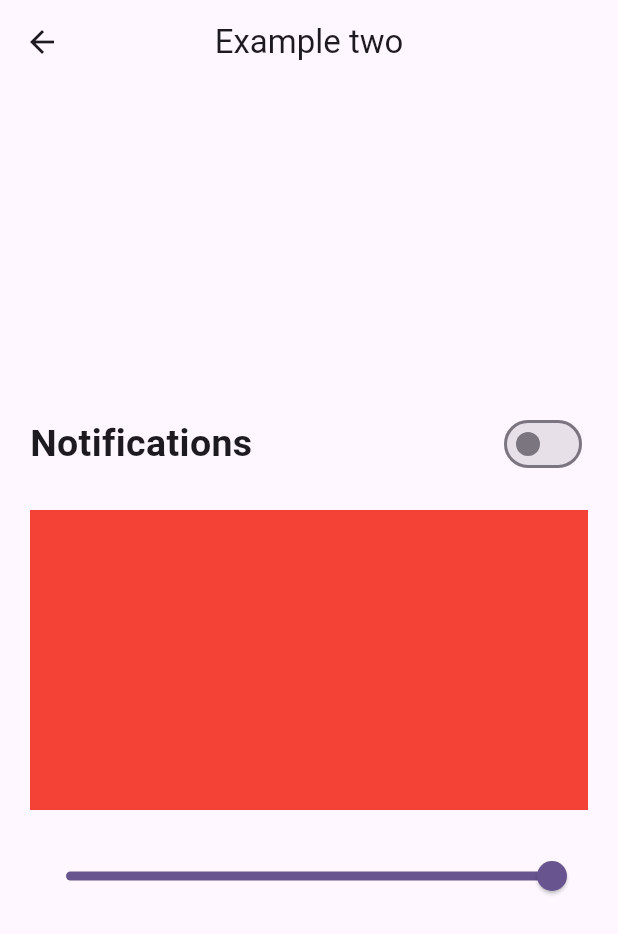
After one commit to saliq03/Bloc_Practice, a Flutter app: the SwitchScreen screen opened directly, on a phone screen of 412 x 824 dp. The commit adds this screen. Shown: the top 934 px of the screen. Run offline on Flutter 3.47's test engine with Material 3 defaults, Android fonts, the phone set to English and light mode, and no system bars; our stand-ins replace bloc, equatable, flutter_bloc.

Commit message:
second example multi states

```diff
--- /dev/null
+++ b/lib/bloc/switch_bloc/switch_bloc.dart
@@ -0,0 +1,18 @@
+import 'package:bloc/bloc.dart';
+import 'package:untitled/bloc/switch_bloc/switch_event.dart';
+import 'package:untitled/bloc/switch_bloc/switch_state.dart';
+
+class SwitchBloc extends Bloc<SwitchEvent, SwitchState>{
+  SwitchBloc():super(SwitchState()){
+    on<EnableOrDisableNotification>(_enableOrDisableNotification);
+    on<SliderEvent>(_slider);
+  }
+
+  void _enableOrDisableNotification(EnableOrDisableNotification event,Emitter<SwitchState> emit){
+    emit(state.copyWith(isSwitch: !state.isSwitch));
+  }
+  void _slider(SliderEvent event,Emitter<SwitchState> emit){
+    emit(state.copyWith(slider: event.slider));
+  }
+
+}
--- /dev/null
+++ b/lib/bloc/switch_bloc/switch_event.dart
@@ -0,0 +1,15 @@
+import 'package:equatable/equatable.dart';
+
+abstract  class SwitchEvent extends Equatable{
+  const SwitchEvent();
+  @override
+  List<Object?> get props => [];
+}
+class EnableOrDisableNotification extends SwitchEvent{}
+class SliderEvent extends SwitchEvent{
+  double slider;
+  SliderEvent({required this.slider});
+
+  @override
+  List<Object?> get props => [slider];
+}
--- /dev/null
+++ b/lib/bloc/switch_bloc/switch_state.dart
@@ -0,0 +1,19 @@
+import 'package:equatable/equatable.dart';
+
+class SwitchState extends Equatable{
+  bool isSwitch;
+  double slider;
+
+  SwitchState({this.isSwitch=false,this.slider=1.0});
+
+  SwitchState copyWith({bool? isSwitch, double? slider}){
+    return SwitchState(isSwitch: isSwitch??this.isSwitch,
+      slider: slider??this.slider
+    );
+  }
+
+  @override
+  // TODO: implement props
+  List<Object?> get props => [isSwitch,slider];
+
+}
--- a/lib/main.dart
+++ b/lib/main.dart
@@ -2,6 +2,7 @@
 import 'package:flutter/material.dart';
 import 'package:flutter_bloc/flutter_bloc.dart';
 import 'package:untitled/bloc/counter/counter_bloc.dart';
+import 'package:untitled/bloc/switch_bloc/switch_bloc.dart';
 import 'package:untitled/ui/counter_screen.dart';
 
 void main() {
@@ -14,8 +15,11 @@ class MyApp extends StatelessWidget {
   // This widget is the root of your application.
   @override
   Widget build(BuildContext context) {
-    return BlocProvider(
-      create: (_)=> CounterBloc(),
+    return MultiBlocProvider(
+      providers: [
+        BlocProvider(create: (_)=> SwitchBloc()),
+        BlocProvider(create: (_)=> CounterBloc()),
+      ],
       child: MaterialApp(
         title: 'Bloc Practice',
         debugShowCheckedModeBanner: false,
--- a/lib/ui/counter_screen.dart
+++ b/lib/ui/counter_screen.dart
@@ -4,6 +4,7 @@ import 'package:flutter_bloc/flutter_bloc.dart';
 import 'package:untitled/bloc/counter/counter_bloc.dart';
 import 'package:untitled/bloc/counter/counter_event.dart';
 import 'package:untitled/bloc/counter/counter_state.dart';
+import 'package:untitled/ui/switch.dart';
 
 import '../equitable_package.dart';
 
@@ -46,11 +47,7 @@ class _CounterScreenState extends State<CounterScreen> {
       ),
 
       floatingActionButton: FloatingActionButton(onPressed: (){
-        Ttry obj=Ttry(name: "saliq", age: 20);
-        Ttry obj2=Ttry(name: "saliq", age: 20);
-        print(obj.hashCode);
-        print(obj2.hashCode);
-        print(obj==obj2);
+        Navigator.push(context, MaterialPageRoute(builder: (context)=>SwitchScreen() ));
 
       }),
     );
--- /dev/null
+++ b/lib/ui/switch.dart
@@ -0,0 +1,69 @@
+import 'package:flutter/material.dart';
+import 'package:flutter_bloc/flutter_bloc.dart';
+import 'package:untitled/bloc/switch_bloc/switch_bloc.dart';
+import 'package:untitled/bloc/switch_bloc/switch_event.dart';
+import 'package:untitled/bloc/switch_bloc/switch_state.dart';
+
+class SwitchScreen extends StatefulWidget {
+  const SwitchScreen({super.key});
+
+  @override
+  State<SwitchScreen> createState() => _SwitchScreenState();
+}
+
+class _SwitchScreenState extends State<SwitchScreen> {
+  @override
+  Widget build(BuildContext context) {
+    return Scaffold(
+      appBar: AppBar(
+        title: const Text("Example two"),
+        centerTitle: true,
+      ),
+      body: Padding(
+
+        padding: const EdgeInsets.symmetric(horizontal: 20),
+        child: Column(
+          mainAxisAlignment: MainAxisAlignment.center,
+          children: [
+            Row(mainAxisAlignment: MainAxisAlignment.spaceBetween,
+              children: [
+                const Text("Notifications",style: TextStyle(fontWeight: FontWeight.bold,fontSize: 25),),
+                BlocBuilder<SwitchBloc,SwitchState>(
+                  buildWhen: (previous,current)=>previous.isSwitch!=current.isSwitch,
+                  builder: (context,state) {
+                    print("switch build");
+                    return Switch(value: state.isSwitch, onChanged: (_){
+                      context.read<SwitchBloc>().add(EnableOrDisableNotification());
+                    });
+                  }
+                )
+              ],
+            ),
+            const SizedBox(height: 20,),
+            BlocBuilder<SwitchBloc,SwitchState>(
+                buildWhen: (previous,current)=>previous.slider!=current.slider,
+                builder: (context,state) {
+                print("slider build");
+                return Container(
+                  color: Colors.red.withOpacity(state.slider),
+                  width: double.infinity,
+                  height: 200,
+                );
+              }
+            ),
+            SizedBox(height: 20,),
+
+            BlocBuilder<SwitchBloc,SwitchState>(
+                buildWhen: (previous,current)=>previous.slider!=current.slider,
+                builder: (context,state) {
+                return Slider(value: state.slider, onChanged: (value){
+                  context.read<SwitchBloc>().add(SliderEvent(slider: value));
+                });
+              }
+            )
+          ],
+        ),
+      ),
+    );
+  }
+}
```
